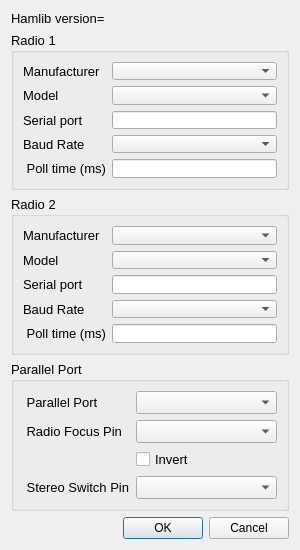
Before: the Qt Designer form so2sdr/radiodialog.ui in n4ogw/so2sdr, drawn with Qt 5.
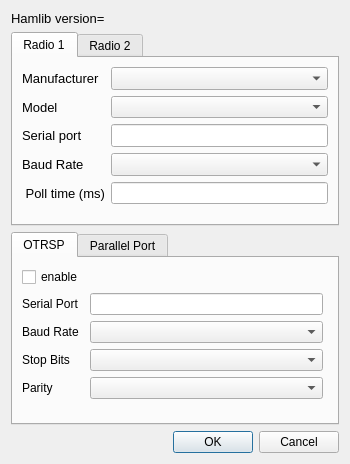
After: the same form once the commit is applied.

Commit message:
Add basic support for OTRSP (Open Two Radio Switching Protocol) devices. Tested with SO2RDUINO.
DVK code temporarily disabled.

Patch:
```diff
--- a/so2sdr/radiodialog.ui
+++ b/so2sdr/radiodialog.ui
@@ -6,8 +6,8 @@
    <rect>
     <x>0</x>
     <y>0</y>
-    <width>300</width>
-    <height>550</height>
+    <width>350</width>
+    <height>464</height>
    </rect>
   </property>
   <property name="sizePolicy">
@@ -18,14 +18,14 @@
   </property>
   <property name="minimumSize">
    <size>
-    <width>300</width>
-    <height>550</height>
+    <width>350</width>
+    <height>464</height>
    </size>
   </property>
   <property name="maximumSize">
    <size>
-    <width>300</width>
-    <height>550</height>
+    <width>350</width>
+    <height>464</height>
    </size>
   </property>
   <property name="windowTitle">
@@ -45,16 +45,15 @@
     </widget>
    </item>
    <item>
-    <widget class="QGroupBox" name="groupBox1">
-     <property name="font">
-      <font>
-       <pointsize>10</pointsize>
-      </font>
+    <widget class="QTabWidget" name="tabWidget">
+     <property name="currentIndex">
+      <number>0</number>
      </property>
-     <property name="title">
+     <widget class="QWidget" name="tab">
+      <attribute name="title">
       <string>Radio 1</string>
-     </property>
-     <layout class="QVBoxLayout" name="verticalLayout">
+      </attribute>
+      <layout class="QVBoxLayout" name="verticalLayout_2">
       <item>
        <layout class="QFormLayout" name="formLayout">
         <property name="fieldGrowthPolicy">
@@ -161,18 +160,11 @@
       </item>
      </layout>
     </widget>
-   </item>
-   <item>
-    <widget class="QGroupBox" name="groupBox2">
-     <property name="font">
-      <font>
-       <pointsize>10</pointsize>
-      </font>
-     </property>
-     <property name="title">
+     <widget class="QWidget" name="tab_2">
+      <attribute name="title">
       <string>Radio 2</string>
-     </property>
-     <layout class="QVBoxLayout" name="verticalLayout_2">
+      </attribute>
+      <layout class="QVBoxLayout" name="verticalLayout_5">
       <item>
        <layout class="QFormLayout" name="formLayout_3">
         <property name="fieldGrowthPolicy">
@@ -279,40 +271,95 @@
       </item>
      </layout>
     </widget>
+    </widget>
    </item>
    <item>
-    <widget class="QGroupBox" name="groupBoxParallel">
-     <property name="font">
-      <font>
-       <pointsize>10</pointsize>
-      </font>
+    <widget class="QTabWidget" name="tabWidget_2">
+     <property name="currentIndex">
+      <number>0</number>
      </property>
-     <property name="title">
+     <widget class="QWidget" name="tab_4">
+      <attribute name="title">
+       <string>OTRSP</string>
+      </attribute>
+      <widget class="QWidget" name="formLayoutWidget">
+       <property name="geometry">
+        <rect>
+         <x>9</x>
+         <y>9</y>
+         <width>301</width>
+         <height>142</height>
+        </rect>
+       </property>
+       <layout class="QFormLayout" name="formLayout_4">
+        <item row="0" column="0">
+         <widget class="QCheckBox" name="checkBoxOTRSP">
+          <property name="text">
+           <string>enable</string>
+          </property>
+         </widget>
+        </item>
+        <item row="1" column="0">
+         <widget class="QLabel" name="label_14">
+          <property name="text">
+           <string>Serial Port</string>
+          </property>
+         </widget>
+        </item>
+        <item row="1" column="1">
+         <widget class="QLineEdit" name="lineEditOTRSPPort"/>
+        </item>
+        <item row="2" column="0">
+         <widget class="QLabel" name="label_15">
+          <property name="text">
+           <string>Baud Rate</string>
+          </property>
+         </widget>
+        </item>
+        <item row="2" column="1">
+         <widget class="QComboBox" name="comboBoxOTRSPBaud"/>
+        </item>
+        <item row="3" column="1">
+         <widget class="QComboBox" name="comboBoxOTRSPStop"/>
+        </item>
+        <item row="3" column="0">
+         <widget class="QLabel" name="label_16">
+          <property name="text">
+           <string>Stop Bits</string>
+          </property>
+         </widget>
+        </item>
+        <item row="4" column="0">
+         <widget class="QLabel" name="label_17">
+          <property name="text">
+           <string>Parity</string>
+          </property>
+         </widget>
+        </item>
+        <item row="4" column="1">
+         <widget class="QComboBox" name="comboBoxOTRSPParity"/>
+        </item>
+       </layout>
+      </widget>
+     </widget>
+     <widget class="QWidget" name="tab_3">
+      <attribute name="title">
       <string>Parallel Port</string>
-     </property>
+      </attribute>
      <layout class="QVBoxLayout" name="verticalLayout_3">
       <item>
        <layout class="QFormLayout" name="formLayout_2">
         <property name="fieldGrowthPolicy">
          <enum>QFormLayout::AllNonFixedFieldsGrow</enum>
         </property>
-        <item row="0" column="1">
-         <widget class="QComboBox" name="ParallelPortComboBox">
-          <property name="font">
-           <font>
-            <pointsize>10</pointsize>
-           </font>
-          </property>
-         </widget>
-        </item>
-        <item row="1" column="1">
-         <widget class="QComboBox" name="RadioPinComboBox">
-          <property name="toolTip">
-           <string>Used to switch audio when changing radios</string>
-          </property>
-         </widget>
-        </item>
         <item row="0" column="0">
+          <widget class="QCheckBox" name="checkBoxParallelPort">
+           <property name="text">
+            <string>enable</string>
+           </property>
+          </widget>
+         </item>
+         <item row="1" column="0">
          <widget class="QLabel" name="label_7">
           <property name="font">
            <font>
@@ -324,7 +371,16 @@
           </property>
          </widget>
         </item>
-        <item row="1" column="0">
+         <item row="1" column="1">
+          <widget class="QComboBox" name="ParallelPortComboBox">
+           <property name="font">
+            <font>
+             <pointsize>10</pointsize>
+            </font>
+           </property>
+          </widget>
+         </item>
+         <item row="2" column="0">
          <widget class="QLabel" name="label_8">
           <property name="font">
            <font>
@@ -337,6 +393,13 @@
          </widget>
         </item>
         <item row="2" column="1">
+          <widget class="QComboBox" name="RadioPinComboBox">
+           <property name="toolTip">
+            <string>Used to switch audio when changing radios</string>
+           </property>
+          </widget>
+         </item>
+         <item row="3" column="1">
          <widget class="QCheckBox" name="RadioInvertCheckBox">
           <property name="toolTip">
            <string>Invert focus pin logic</string>
@@ -346,14 +409,7 @@
           </property>
          </widget>
         </item>
-        <item row="3" column="1">
-         <widget class="QComboBox" name="StereoPinComboBox">
-          <property name="toolTip">
-           <string>Toggled to switch stereo headphone mode</string>
-          </property>
-         </widget>
-        </item>
-        <item row="3" column="0">
+         <item row="4" column="0">
          <widget class="QLabel" name="label_9">
           <property name="font">
            <font>
@@ -365,9 +421,17 @@
           </property>
          </widget>
         </item>
+         <item row="4" column="1">
+          <widget class="QComboBox" name="StereoPinComboBox">
+           <property name="toolTip">
+            <string>Toggled to switch stereo headphone mode</string>
+           </property>
+          </widget>
+         </item>
        </layout>
       </item>
      </layout>
+     </widget>
     </widget>
    </item>
    <item>
```
Left out of the diff: 2 changed lines with no effect on the pictures. Lines whose indentation alone changed are shown as unchanged. The commit also changes 14 other files.
